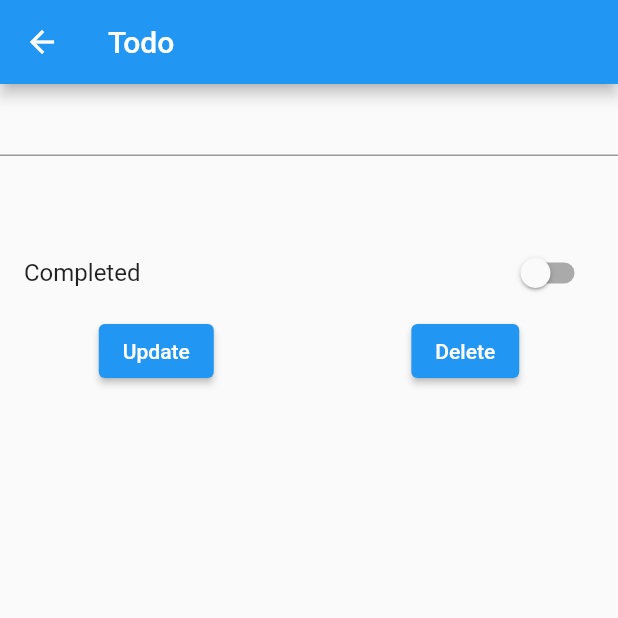
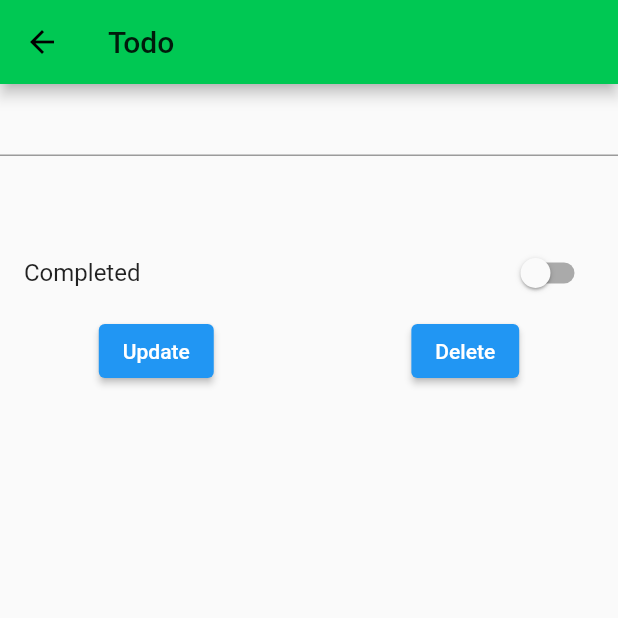
Before and after one commit to 91priyansh/todoBloc, a Flutter app: the TodoScreen screen opened directly with empty values, on a phone screen of 412 x 824 dp, the top half of it. Run offline on Flutter 3.47's test engine with Material 2 defaults, Android fonts, the phone set to English and light mode, and no system bars; our stand-ins replace flutter_bloc, hive, hive_flutter; accounts and stored records are empty.

Commit message:
added dynamic theme

```diff
--- a/lib/ui/styles/colors.dart
+++ b/lib/ui/styles/colors.dart
@@ -3,3 +3,5 @@ import 'package:flutter/material.dart';
 
 final Color completedColor = Colors.greenAccent;
 final Color incompletedColor = Colors.redAccent;
+final Color primaryColor = Colors.greenAccent;
+final Color lightPrimaryColor = Colors.greenAccent.shade700;
--- /dev/null
+++ b/lib/ui/styles/theme/appTheme.dart
@@ -0,0 +1,18 @@
+import 'package:bloc_example/ui/styles/colors.dart';
+import 'package:flutter/material.dart';
+
+enum AppTheme { Light, Dark }
+
+final appThemeData = {
+  AppTheme.Light: ThemeData(
+    brightness: Brightness.light,
+    primaryColor: lightPrimaryColor,
+    floatingActionButtonTheme:
+        FloatingActionButtonThemeData(backgroundColor: lightPrimaryColor),
+  ),
+  AppTheme.Dark: ThemeData(
+      brightness: Brightness.dark,
+      primaryColor: primaryColor,
+      floatingActionButtonTheme:
+          FloatingActionButtonThemeData(backgroundColor: primaryColor))
+};
--- /dev/null
+++ b/lib/ui/styles/theme/themeCubit.dart
@@ -0,0 +1,15 @@
+import 'package:bloc_example/ui/styles/theme/appTheme.dart';
+import 'package:flutter_bloc/flutter_bloc.dart';
+
+class ThemeState {
+  final AppTheme appTheme;
+  ThemeState(this.appTheme);
+}
+
+class ThemeCubit extends Cubit<ThemeState> {
+  ThemeCubit() : super(ThemeState(AppTheme.Light));
+
+  void changeTheme(AppTheme appTheme) {
+    emit(ThemeState(appTheme));
+  }
+}
--- a/lib/utils/routes.dart
+++ b/lib/utils/routes.dart
@@ -1,5 +1,6 @@
 import 'package:bloc_example/ui/screens/addTodoScreen.dart';
 import 'package:bloc_example/ui/screens/homeScreen.dart';
+import 'package:bloc_example/ui/screens/settingsScreen.dart';
 import 'package:bloc_example/ui/screens/todoScreen.dart';
 import 'package:flutter/cupertino.dart';
 
@@ -7,6 +8,7 @@ class Routes {
   static const home = "/";
   static const addTodo = "/addTodo";
   static const todo = "/todo";
+  static const settings = "/settings";
 
   static Route<dynamic> onGenerateRouted(RouteSettings routeSettings) {
     switch (routeSettings.name) {
@@ -16,7 +18,8 @@ class Routes {
         return CupertinoPageRoute(builder: (context) => AddTodoScreen());
       case todo:
         return TodoScreen.route(routeSettings);
-
+      case settings:
+        return CupertinoPageRoute(builder: (context) => SettingsScreen());
       default:
         return CupertinoPageRoute(builder: (context) => HomeScreen());
     }
```
Also changed, not shown: lib/main.dart (+15 -5 lines), lib/ui/screens/homeScreen.dart (+13 -2 lines), lib/ui/screens/settingsScreen.dart (added, +46 -0 lines).
